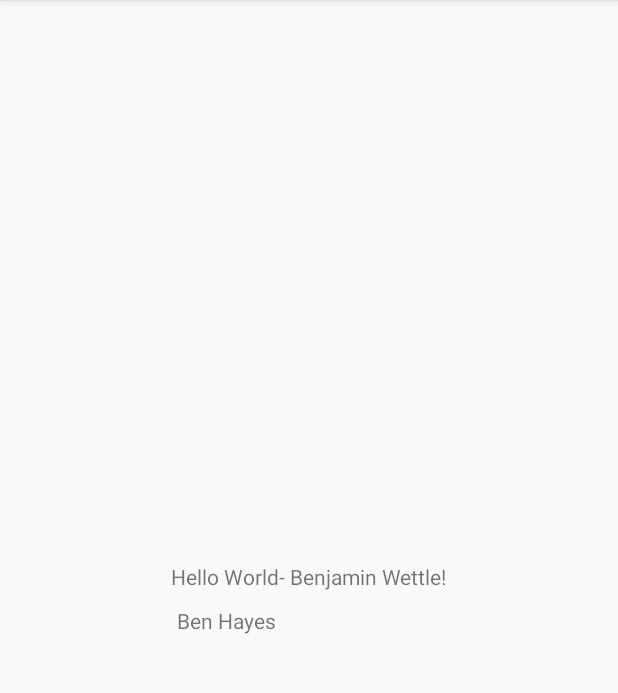
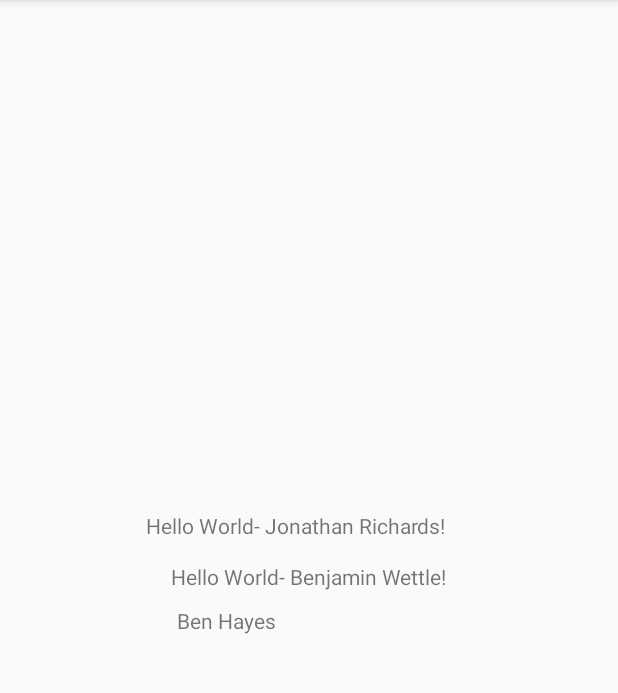
Before and after one commit to bmwettle/TheHealthyCatApp, an Android app: the screen it shows after launch (MainActivity), on a phone screen of 412 x 824 dp, the part 84-777 px from its top. Run offline under Robolectric (Android 15) with nearby library versions, the phone set to English and light mode, and no system bars.

Commit message:
Added Hello, World! message appended with my name

```diff
--- a/app/src/main/res/layout/activity_main.xml
+++ b/app/src/main/res/layout/activity_main.xml
@@ -5,6 +5,18 @@
     android:layout_width="match_parent"
     android:layout_height="match_parent"
     tools:context=".MainActivity">
+
+    <TextView
+        android:id="@+id/textView"
+        android:layout_width="wrap_content"
+        android:layout_height="wrap_content"
+        android:text="Hello World- Jonathan Richards!"
+        app:layout_constraintBottom_toBottomOf="parent"
+        app:layout_constraintHorizontal_bias="0.46"
+        app:layout_constraintLeft_toLeftOf="parent"
+        app:layout_constraintRight_toRightOf="parent"
+        app:layout_constraintTop_toTopOf="parent"
+        app:layout_constraintVertical_bias="0.455" />
 
     <LinearLayout
         android:id="@+id/linearLayout"
```
